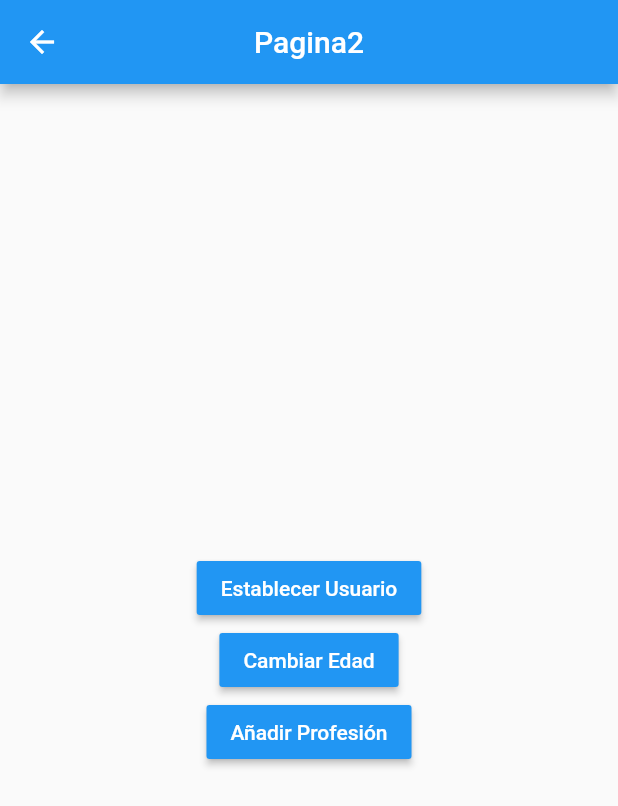
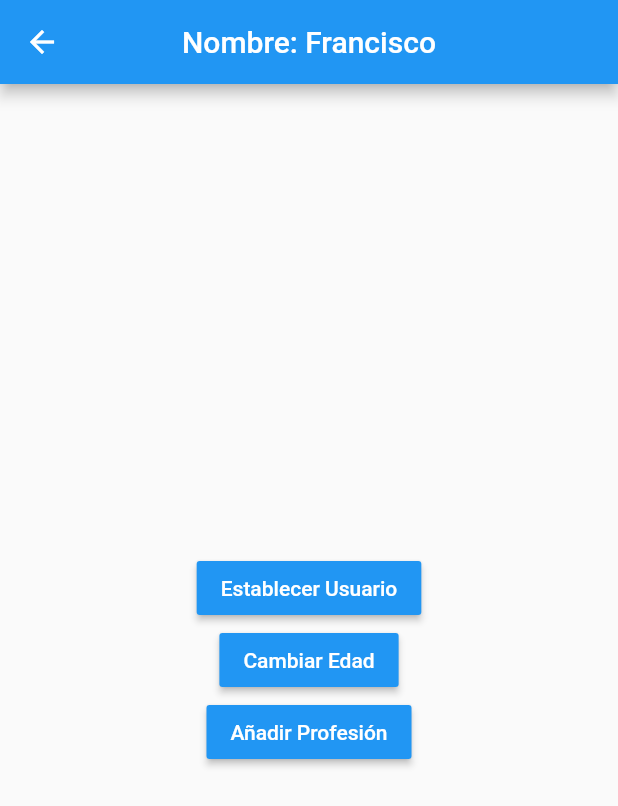
Before and after one commit to FranciscoHCJ/Flutter-State, a Flutter app: the Pagina2Page screen opened by its route, after a tap on "Establecer Usuario", on a phone screen of 412 x 824 dp. Shown: the top 806 px of the screen. Run offline on Flutter 3.47's test engine with Material 2 defaults, Android fonts, the phone set to English and light mode, and no system bars.

Commit message:
Fin Singleton

```diff
--- a/lib/models/usuario.dart
+++ b/lib/models/usuario.dart
@@ -1,4 +1,4 @@
-
+import 'package:meta/meta.dart';
 
 class Usuario {
 
@@ -6,6 +6,7 @@ class Usuario {
   int edad;
   List<String> profesiones;
 
-  Usuario({ this.nombre, this.edad, this.profesiones });
+  Usuario({ @required this.nombre, this.edad, this.profesiones })
+  : assert( nombre != null );
 
 }
--- a/lib/pages/pagina1_page.dart
+++ b/lib/pages/pagina1_page.dart
@@ -1,4 +1,8 @@
 import 'package:flutter/material.dart';
+
+import 'package:estados/models/usuario.dart';
+
+import 'package:estados/services/usuario_service.dart';
 
 class Pagina1Page extends StatelessWidget {
 
@@ -9,8 +13,16 @@ class Pagina1Page extends StatelessWidget {
         centerTitle: true,
         title: Text('Pagina1'),
       ),
-      body: InformacionUsuario(),
-     floatingActionButton: FloatingActionButton(
+      body: StreamBuilder(
+        stream: usuarioService.usuarioStream ,
+        builder: (BuildContext context, AsyncSnapshot<Usuario> snapshot){
+          return snapshot.hasData
+                ? InformacionUsuario( snapshot.data )
+                : Center(child: Text('No hay información del usuario') );
+        },
+      ),
+
+      floatingActionButton: FloatingActionButton(
        child: Icon(Icons.accessibility_new),
        onPressed: () => Navigator.pushNamed(context, 'pagina2')
      ),
@@ -20,8 +32,14 @@ class Pagina1Page extends StatelessWidget {
 
 class InformacionUsuario extends StatelessWidget {
 
+  final Usuario usuario;
+
+  const InformacionUsuario( this.usuario );
+
   @override
   Widget build(BuildContext context) {
+
+
     return Container(
       height: double.infinity,
       width: double.infinity,
@@ -32,8 +50,8 @@ class InformacionUsuario extends StatelessWidget {
           Text('General', style: TextStyle(fontSize: 18, fontWeight: FontWeight.bold ) ),
           Divider(),
 
-          ListTile( title: Text('Nombre: ') ),
-          ListTile( title: Text('Edad: ') ),
+          ListTile( title: Text('Nombre: ${ usuario.nombre }') ),
+          ListTile( title: Text('Edad: ${ usuario.edad }') ),
 
           Text('Profesiones', style: TextStyle(fontSize: 18, fontWeight: FontWeight.bold ) ),
           Divider(),
--- a/lib/pages/pagina2_page.dart
+++ b/lib/pages/pagina2_page.dart
@@ -1,5 +1,7 @@
 import 'package:flutter/material.dart';
 
+import 'package:estados/models/usuario.dart';
+import 'package:estados/services/usuario_service.dart';
 
 class Pagina2Page extends StatelessWidget {
 
@@ -8,7 +10,14 @@ class Pagina2Page extends StatelessWidget {
     return Scaffold(
       appBar: AppBar(
         centerTitle: true,
-        title: Text('Pagina2'),
+        title: StreamBuilder(
+          stream: usuarioService.usuarioStream ,
+          builder: (BuildContext context, AsyncSnapshot<Usuario> snapshot){
+            return snapshot.hasData
+            ? Text('Nombre: ${ snapshot.data.nombre }')
+            : Text('Pagina2');
+          },
+        ),
       ),
       body: Center(
         child: Column(
@@ -19,6 +28,9 @@ class Pagina2Page extends StatelessWidget {
               color: Colors.blue,
               onPressed: () {
 
+                final nuevoUsuario = new Usuario(nombre: 'Francisco', edad: 27);
+
+                usuarioService.cargarUsuario(nuevoUsuario);
               }
             ),
 
@@ -26,7 +38,7 @@ class Pagina2Page extends StatelessWidget {
               child: Text('Cambiar Edad', style: TextStyle( color: Colors.white ) ),
               color: Colors.blue,
               onPressed: () {
-
+                usuarioService.cargarEdad(30);
               }
             ),
 
--- /dev/null
+++ b/lib/services/usuario_service.dart
@@ -0,0 +1,33 @@
+import 'dart:async';
+
+import 'package:estados/models/usuario.dart';
+
+class _UsuarioService {
+
+  Usuario _usuario;
+
+  StreamController<Usuario> _usuarioStreamController = new StreamController<Usuario>.broadcast();
+
+  Usuario get usuario => this._usuario;
+  bool get existeUsuario => (this._usuario != null ) ? true : false;
+
+  Stream<Usuario> get usuarioStream => _usuarioStreamController.stream;
+
+  void cargarUsuario( Usuario user ) {
+    this._usuario = user;
+    _usuarioStreamController.add(user);
+  }
+
+  void cargarEdad( int edad ) {
+    this._usuario.edad = edad;
+    _usuarioStreamController.add( this._usuario );
+  }
+
+  dispose() {
+    _usuarioStreamController?.close();
+  }
+
+}
+
+
+final usuarioService = new _UsuarioService();
```
